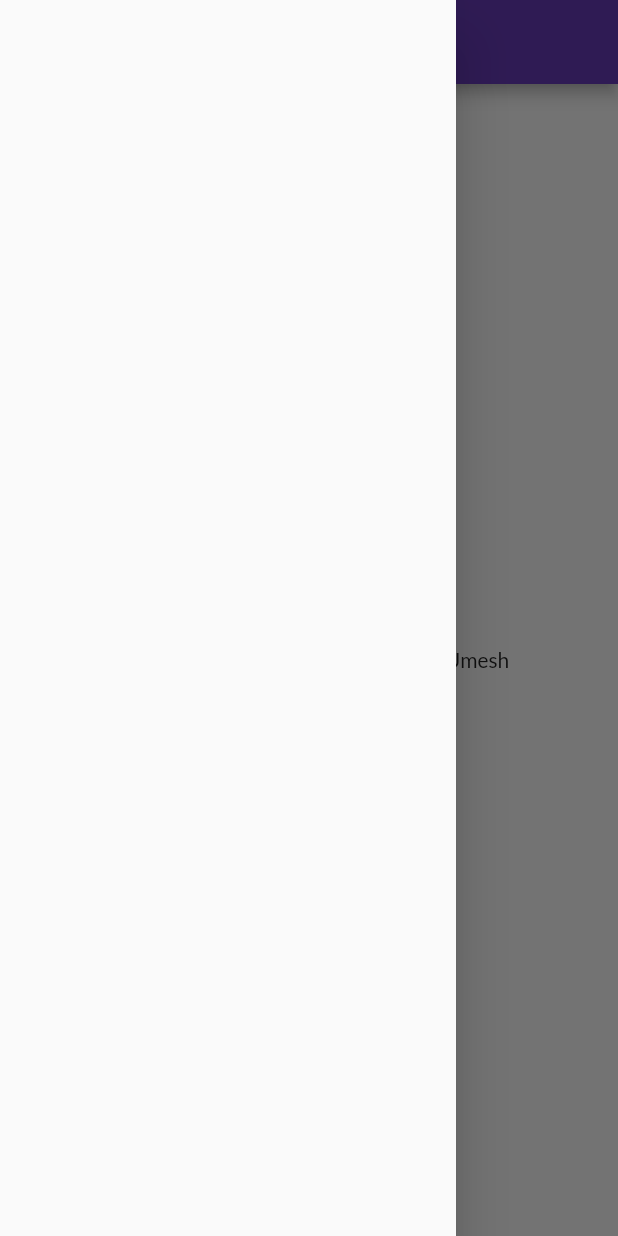
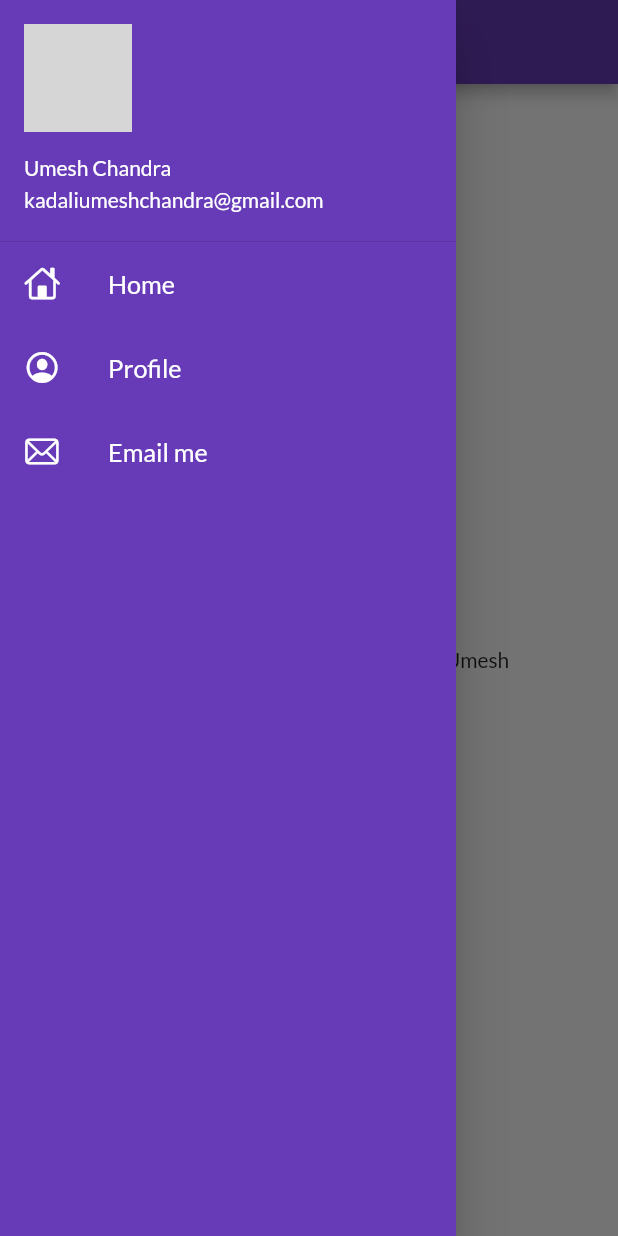
Before and after one commit to Umeshexe/FeverTherm-Mobile-application, a Flutter app: the HomePage screen opened by its route, with the side drawer open, on a phone screen of 412 x 824 dp. Run offline on Flutter 3.47's test engine with Material 2 defaults, Android fonts, the phone set to English and light mode, and no system bars; our stand-ins replace google_fonts; network calls fail; grey boxes are pictures that could not be loaded.

Commit message:
day9 completed

```diff
--- a/lib/pages/home_page.dart
+++ b/lib/pages/home_page.dart
@@ -1,3 +1,4 @@
+import 'package:fever_therm/widgets/drawer.dart';
 import 'package:flutter/material.dart';
 
 class HomePage extends StatelessWidget {
@@ -15,7 +16,7 @@ class HomePage extends StatelessWidget {
           child: Text("Welcome to $days days of the flutter by $name"),
         ),
       ),
-      drawer: Drawer(),
+      drawer: MyDrawer(),
     );
   }
 }
--- /dev/null
+++ b/lib/widgets/drawer.dart
@@ -0,0 +1,68 @@
+// ignore_for_file: prefer_const_constructors, prefer_const_literals_to_create_immutables, prefer_const_declarations
+
+import 'package:flutter/cupertino.dart';
+import 'package:flutter/material.dart';
+
+class MyDrawer extends StatelessWidget {
+  @override
+  Widget build(BuildContext context) {
+    final imageUrl =
+        "https://avatars.githubusercontent.com/u/98090092?s=400&u=f1135f41d3c2b5db0fbb0bacc2c1936846bfa246&v=4";
+    return Drawer(
+      child: Container(
+        color: Colors.deepPurple,
+        child: ListView(
+          padding: EdgeInsets.zero,
+          children: [
+            DrawerHeader(
+                padding: EdgeInsets.zero,
+                margin: EdgeInsets.zero,
+                child: UserAccountsDrawerHeader(
+                  margin: EdgeInsets.zero,
+                  accountName: Text("Umesh Chandra",
+                      style: TextStyle(color: Colors.white)),
+                  accountEmail: Text("kadaliumeshchandra@gmail.com",
+                      style: TextStyle(color: Colors.white)),
+                  currentAccountPicture: CircleAvatar(
+                    backgroundImage: NetworkImage(imageUrl),
+                  ),
+                )),
+            ListTile(
+              leading: Icon(
+                CupertinoIcons.home,
+                color: Colors.white,
+              ),
+              title: Text(
+                "Home",
+                textScaleFactor: 1.2,
+                style: TextStyle(color: Colors.white),
+              ),
+            ),
+            ListTile(
+              leading: Icon(
+                CupertinoIcons.profile_circled,
+                color: Colors.white,
+              ),
+              title: Text(
+                "Profile",
+                textScaleFactor: 1.2,
+                style: TextStyle(color: Colors.white),
+              ),
+            ),
+            ListTile(
+              leading: Icon(
+                CupertinoIcons.mail,
+                color: Colors.white,
+              ),
+              title: Text(
+                "Email me",
+                textScaleFactor: 1.2,
+                style: TextStyle(color: Colors.white),
+              ),
+            )
+          ],
+        ),
+      ),
+    );
+  }
+}
```
